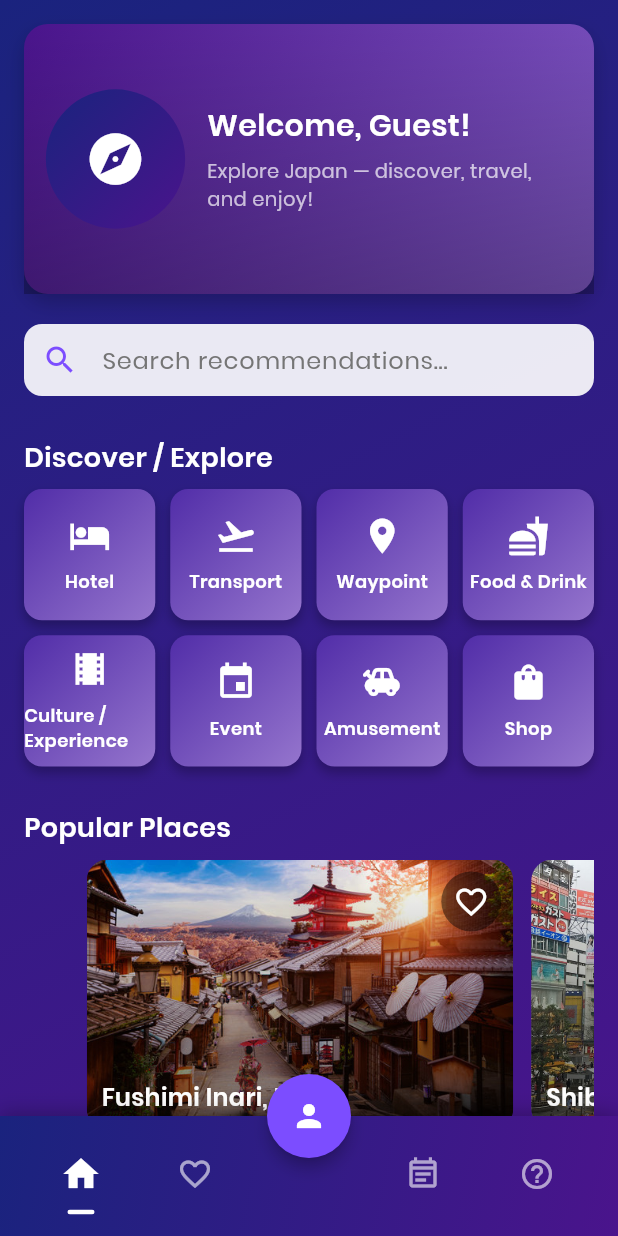
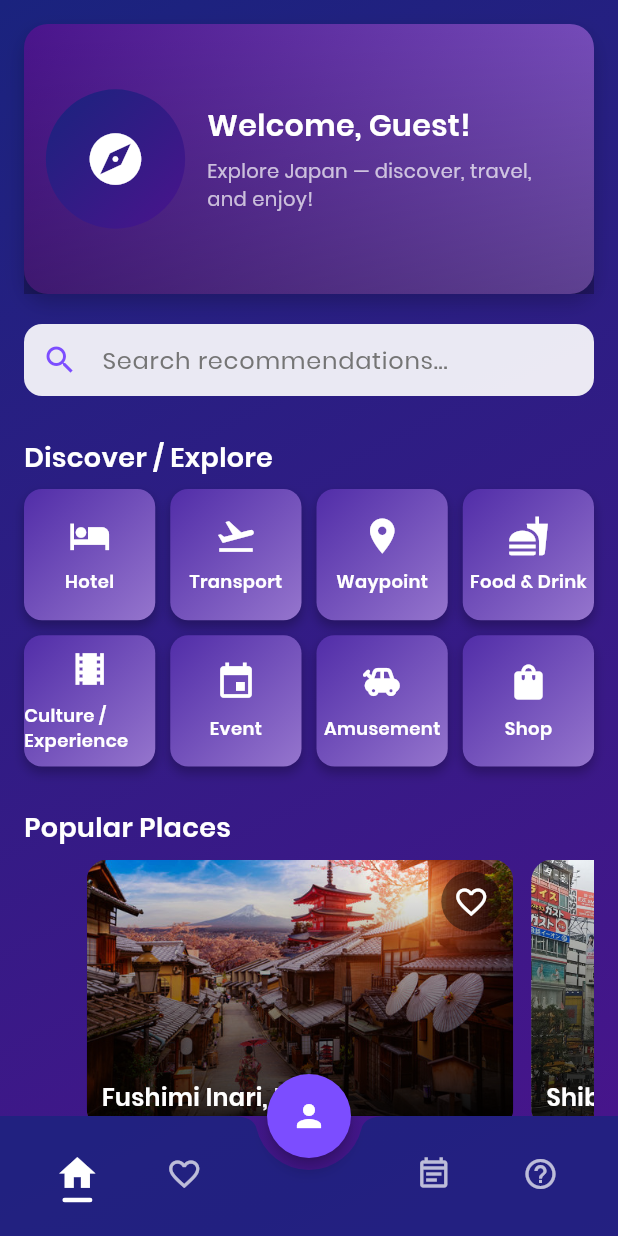
Before and after one commit to KirshX07/japan-tour-flutter, a Flutter app: the screen it shows after launch, after a tap on "Continue as Guest", on a phone screen of 412 x 824 dp. Run offline on Flutter 3.47's test engine with Material 3 defaults, Android fonts, the phone set to English and light mode, and no system bars; our stand-ins replace device_info_plus, getwidget, google_fonts, shared_preferences; missing offline and left inert: dart:html.

Commit message:
just update

```diff
--- a/lib/home_page.dart
+++ b/lib/home_page.dart
@@ -18,6 +18,7 @@ import 'package:flutter_app/pages/transport_page.dart';
 import 'package:flutter_app/pages/waypoint_page.dart';
 import 'package:flutter_app/pages/place_detail_page.dart';
 import 'package:flutter_app/widgets/shared_widgets.dart';
+import 'package:flutter_app/widgets/page_transitions.dart';
 import 'package:provider/provider.dart';
 
 
@@ -71,11 +72,27 @@ class _HomePageState extends State<HomePage> {
       ),
       child: Scaffold(
         backgroundColor: Colors.transparent,
-        body: PageView(
+        body: PageView.builder(
           controller: _pageController,
-          children: _pages,
+          itemCount: _pages.length,
+          itemBuilder: (context, index) {
+            final page = _pages[index];
+            final offset = _pageOffset - index;
+
+            // A value that's 1 when the page is active, and goes to 0 when it's one page away.
+            final double visibility = (1 - offset.abs()).clamp(0.0, 1.0);
+
+            // Apply a subtle scale and fade effect to pages that are not in focus.
+            return Opacity(
+              opacity: Curves.easeOut.transform(visibility),
+              child: Transform.scale(
+                scale: 1.0 - (offset.abs() * 0.1),
+                alignment: Alignment.center,
+                child: page,
+              ),
+            );
+          },
           onPageChanged: (index) {
-            // Tetap gunakan ini untuk update final index
             setState(() {
               _currentIndex = index;
             });
@@ -96,82 +113,70 @@ class _HomePageState extends State<HomePage> {
   }
 
   Widget _buildBottomBar() {
-    return Container(
-      decoration: const BoxDecoration(
-        gradient: LinearGradient(
-          colors: [Color(0xFF1A237E), Color(0xFF4A148C)],
-          begin: Alignment.topLeft,
-          end: Alignment.bottomRight,
-        ),
-        boxShadow: [
-          BoxShadow(color: Colors.black26, blurRadius: 10, spreadRadius: 0, offset: Offset(0, -2)),
-        ],
-      ),
-      child: BottomAppBar(
+    return BottomAppBar(
       shape: const CircularNotchedRectangle(),
-        color: Colors.transparent, // Warna dibuat transparan
-        elevation: 0, // Elevation dipindahkan ke Container
+      color: const Color(0xFF1A237E).withOpacity(0.8),
+      elevation: 10,
       notchMargin: 8.0,
       child: Row(
         mainAxisAlignment: MainAxisAlignment.spaceAround,
         children: <Widget>[
           _buildNavItem(Icons.home_outlined, Icons.home, 0, "Home"),
           _buildNavItem(Icons.favorite_border, Icons.favorite, 1, "Favorites"),
-            const SizedBox(width: 48),
+          const SizedBox(width: 48), // The space for the FAB
           _buildNavItem(Icons.event_note_outlined, Icons.event_note, 3, "Planner"),
           _buildNavItem(Icons.help_outline, Icons.help, 4, "Help"),
         ],
-        ),
       ),
     );
   }
 
   void _onNavItemTapped(int index) {
+    if (_currentIndex != index) {
       setState(() {
         _currentIndex = index;
-      _pageController.animateToPage(index,
-          duration: const Duration(milliseconds: 400), curve: Curves.easeInOut);
       });
+      _pageController.animateToPage(
+        index,
+        duration: const Duration(milliseconds: 400),
+        curve: Curves.easeInOut,
+      );
+    }
   }
 
   Widget _buildNavItem(IconData unselectedIcon, IconData selectedIcon, int index, String label) {
     final isSelected = _currentIndex == index;
-    final color = isSelected ? Colors.white : Colors.white.withOpacity(0.6);
-    final icon = isSelected ? selectedIcon : unselectedIcon;
+    final color = isSelected ? Colors.white : Colors.white.withOpacity(0.7);
 
-    return Column(
+    return InkWell(
+      onTap: () => _onNavItemTapped(index),
+      borderRadius: BorderRadius.circular(20),
+      splashColor: Colors.white.withOpacity(0.1),
+      highlightColor: Colors.transparent,
+      child: Column(
         mainAxisSize: MainAxisSize.min,
         children: [
-        IconButton(
-          icon: Icon(icon, color: color, size: isSelected ? 28.0 : 24.0),
-          tooltip: label,
-          onPressed: () => _onNavItemTapped(index),
+          const SizedBox(height: 8),
+          AnimatedScale(
+            scale: isSelected ? 1.2 : 1.0,
+            duration: const Duration(milliseconds: 200),
+            child: Icon(isSelected ? selectedIcon : unselectedIcon, color: color, size: 24.0),
           ),
+          const SizedBox(height: 4),
           AnimatedContainer(
-          // Gunakan durasi 0 agar indikator bergerak instan mengikuti scroll
-          duration: const Duration(milliseconds: 0),
+            duration: const Duration(milliseconds: 300),
+            curve: Curves.easeOut,
             height: 3,
-          width: _calculateIndicatorWidth(index),
+            width: isSelected ? 20 : 0,
             decoration: BoxDecoration(
-            color: color,
+              color: Colors.white,
               borderRadius: BorderRadius.circular(10),
             ),
-        )
+          ),
+          const SizedBox(height: 4),
         ],
+      ),
     );
-  }
-
-  double _calculateIndicatorWidth(int index) {
-    // Jarak antara index saat ini dan index target
-    double distance = (_pageOffset - index).abs();
-
-    // Jika jarak kurang dari 1 (artinya kita sedang transisi antar halaman ini)
-    if (distance < 1) {
-      // Lebar akan berkurang seiring menjauhnya dari halaman
-      return 18 * (1 - distance);
-    }
-    // Jika tidak, lebarnya 0
-    return 0;
   }
 }
 
@@ -652,40 +657,65 @@ class _HomeContentState extends State<HomeContent> with TickerProviderStateMixin
   }
 }
 
-class _PopularPlaceCard extends StatelessWidget {
+class _PopularPlaceCard extends StatefulWidget {
   final Place place;
   const _PopularPlaceCard({required this.place});
 
   @override
+  State<_PopularPlaceCard> createState() => _PopularPlaceCardState();
+}
+
+class _PopularPlaceCardState extends State<_PopularPlaceCard> {
+  bool _isTapped = false;
+
+  @override
   Widget build(BuildContext context) {
     final favorites = context.watch<FavoritesProvider>();
-    final isFav = favorites.isFavorite(place);
+    final isFav = favorites.isFavorite(widget.place);
 
     return Padding(
       padding: const EdgeInsets.only(right: 12),
       child: GestureDetector(
-        onTap: () => Navigator.push(context, MaterialPageRoute(builder: (_) => PlaceDetailPage(place: place))),
+        onTapDown: (_) => setState(() => _isTapped = true),
+        onTapCancel: () => setState(() => _isTapped = false),
+        onTapUp: (_) {
+          setState(() => _isTapped = false);
+          Navigator.push(
+            context,
+            FadePageRoute(child: PlaceDetailPage(place: widget.place)),
+          );
+        },
+        child: AnimatedScale(
+          duration: const Duration(milliseconds: 150),
+          curve: Curves.easeOut,
+          scale: _isTapped ? 0.95 : 1.0,
           child: ClipRRect(
             borderRadius: BorderRadius.circular(14),
             child: Stack(
               fit: StackFit.expand,
               children: [
-              Image.asset(place.imagePath, fit: BoxFit.cover),
+                Hero(
+                  tag: widget.place.id,
+                  child: Image.asset(widget.place.imagePath, fit: BoxFit.cover),
+                ),
                 Container(
                   decoration: const BoxDecoration(
                     gradient: LinearGradient(
                       begin: Alignment.topCenter,
                       end: Alignment.bottomCenter,
-                    colors: [Colors.transparent, Colors.black54],
+                      colors: [Colors.transparent, Colors.black87],
                     ),
                   ),
                 ),
                 Positioned(
                   bottom: 10,
                   left: 10,
+                  right: 10,
                   child: Text(
-                  place.name,
+                    widget.place.name,
                     style: const TextStyle(color: Colors.white, fontWeight: FontWeight.bold, fontSize: 16, fontFamily: 'Poppins'),
+                    maxLines: 2,
+                    overflow: TextOverflow.ellipsis,
                   ),
                 ),
                 Positioned(
@@ -695,7 +725,7 @@ class _PopularPlaceCard extends StatelessWidget {
                     backgroundColor: Colors.black45,
                     child: IconButton(
                       icon: Icon(isFav ? Icons.favorite : Icons.favorite_border, color: isFav ? Colors.redAccent : Colors.white),
-                    onPressed: () => favorites.toggleFavorite(place),
+                      onPressed: () => favorites.toggleFavorite(widget.place),
                     ),
                   ),
                 ),
@@ -703,6 +733,7 @@ class _PopularPlaceCard extends StatelessWidget {
             ),
           ),
         ),
+      ),
     );
   }
 }
--- a/lib/providers/favorites_provider.dart
+++ b/lib/providers/favorites_provider.dart
@@ -6,6 +6,9 @@ import 'package:shared_preferences/shared_preferences.dart';
 class FavoritesProvider with ChangeNotifier {
   List<Place> _favoritePlaces = [];
   static const _favoritesKey = 'favorite_places';
+  bool _isLoading = true;
+
+  bool get isLoading => _isLoading;
 
   FavoritesProvider() {
     // Muat favorit dari penyimpanan saat provider pertama kali dibuat.
@@ -41,12 +44,15 @@ class FavoritesProvider with ChangeNotifier {
 
   /// Memuat daftar favorit dari SharedPreferences.
   Future<void> _loadFavorites() async {
+    _isLoading = true;
+    notifyListeners();
     final prefs = await SharedPreferences.getInstance();
     final List<String>? favoritesJson = prefs.getStringList(_favoritesKey);
     if (favoritesJson != null) {
       // Ubah daftar String JSON kembali menjadi daftar objek Place.
       _favoritePlaces = favoritesJson.map((jsonString) => Place.fromJson(jsonDecode(jsonString))).toList();
     }
+    _isLoading = false;
     // Beri tahu UI bahwa data awal telah dimuat.
     notifyListeners();
   }
--- /dev/null
+++ b/lib/widgets/page_transitions.dart
@@ -0,0 +1,25 @@
+import 'package:flutter/material.dart';
+
+/// A page route that transitions by fading the new page in.
+class FadePageRoute<T> extends PageRouteBuilder<T> {
+  final Widget child;
+
+  FadePageRoute({required this.child, RouteSettings? settings})
+      : super(
+          settings: settings,
+          pageBuilder: (
+            BuildContext context,
+            Animation<double> animation,
+            Animation<double> secondaryAnimation,
+          ) =>
+              child,
+          transitionsBuilder: (
+            BuildContext context,
+            Animation<double> animation,
+            Animation<double> secondaryAnimation,
+            Widget child,
+          ) =>
+              FadeTransition(opacity: animation, child: child),
+          transitionDuration: const Duration(milliseconds: 350),
+        );
+}
```
Also changed, not shown: lib/pages/favorites_page.dart (+47 -1 lines), lib/pages/place_detail_page.dart (+8 -5 lines), lib/pages/profile_page.dart (+43 -48 lines), lib/pages/schedule_page.dart (+6 -2 lines), lib/pages/transport_page.dart (+24 -0 lines), lib/pages/waypoint_page.dart (+36 -22 lines), pubspec.yaml (+9 -1 lines), assets/transport/ana.png (added), assets/transport/jal.png (added), pubspec.lock, 1 other file. Lines whose indentation alone changed are shown as unchanged.
